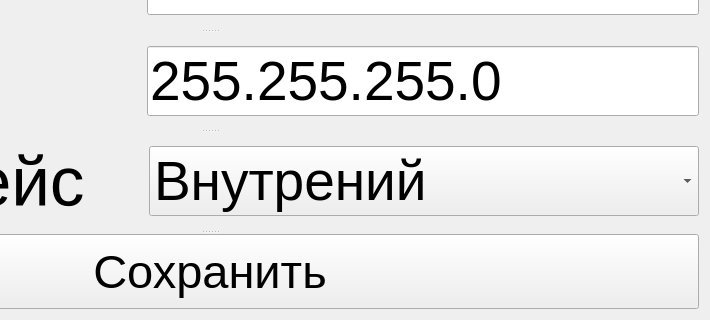
fsmos/FSMServer, file FSMConfigCCK/clientcfgform.ui: the form before one commit; both pictures show x 290 to 1000 and y 280 to 600 of the 1000 by 600 pixel window.
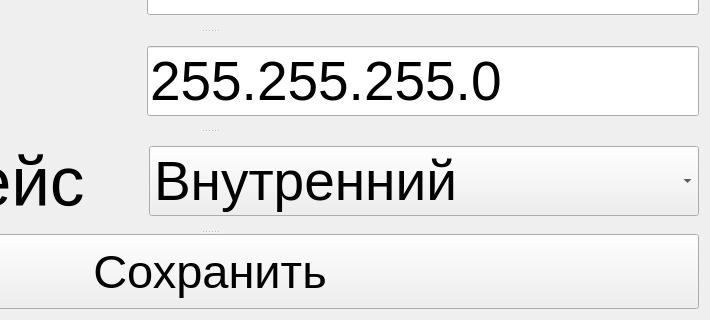
The form after the commit.

The edit to the form file:
```diff
--- a/FSMConfigCCK/clientcfgform.ui
+++ b/FSMConfigCCK/clientcfgform.ui
@@ -320,7 +320,7 @@
            </property>
            <item>
             <property name="text">
-             <string>Внутрений</string>
+             <string>Внутренний</string>
             </property>
            </item>
            <item>
```
